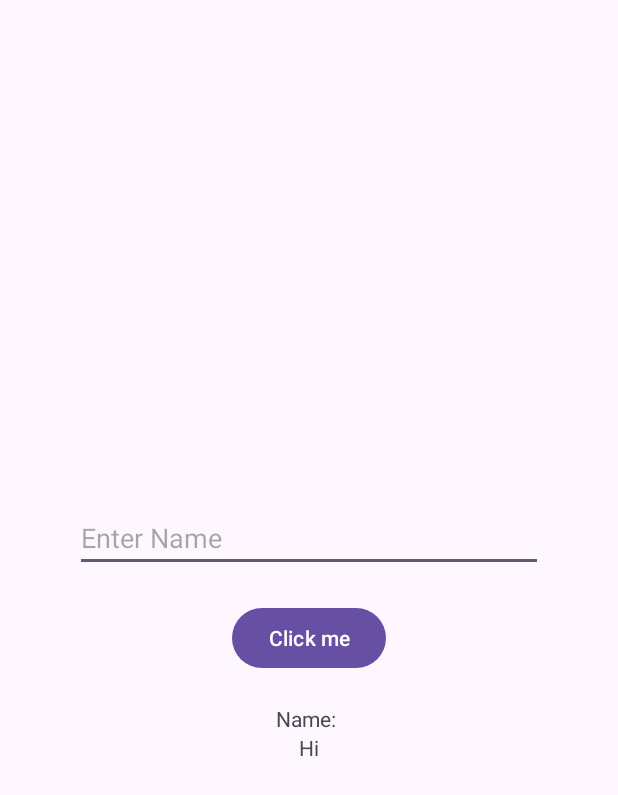
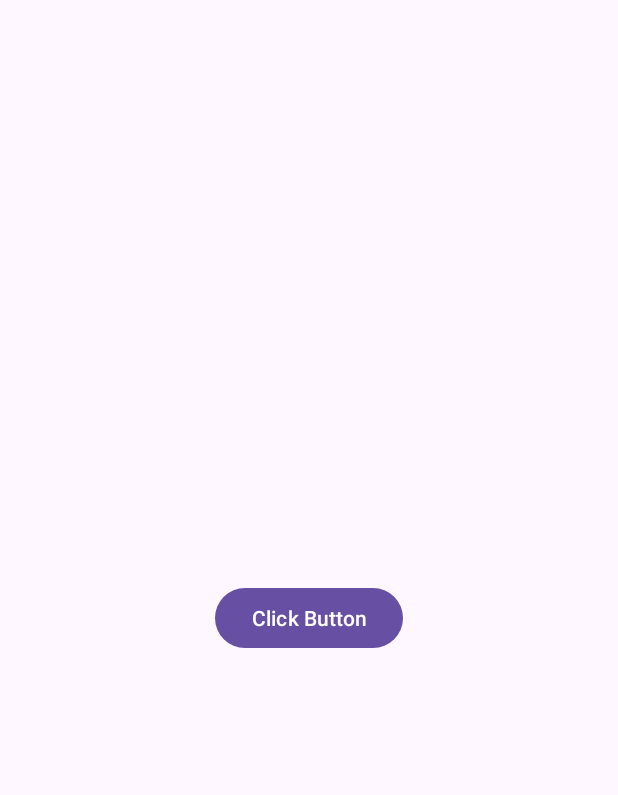
Before and after one commit to Sri-Akshat5/AndroidUIwidgets, an Android app: the screen it shows after launch (ButtonClickEventOne before the commit, CustomToast after it), on a phone screen of 412 x 824 dp. Shown: the top 795 px of the screen. Run offline under Robolectric (Android 15) with nearby library versions, the phone set to English and light mode, and no system bars.

Commit message:
This is my second commit

```diff
--- /dev/null
+++ b/app/src/main/java/com/example/androiduiwidgets/CustomToast.java
@@ -0,0 +1,30 @@
+package com.example.androiduiwidgets;
+
+import androidx.appcompat.app.AppCompatActivity;
+
+import android.os.Bundle;
+import android.view.Gravity;
+import android.view.LayoutInflater;
+import android.widget.Toast;
+
+public class CustomToast extends AppCompatActivity {
+
+    @Override
+    protected void onCreate(Bundle savedInstanceState) {
+        super.onCreate(savedInstanceState);
+        setContentView(R.layout.activity_custom_toast);
+    }
+
+    public void opentoast(View view){
+        LayoutInflater lf = getLayoutInflater();
+
+        android.view.View layout = lf.inflate(R.layout.layoutcustomtoastdesign,findViewById(R.id.cst_toast));
+
+        Toast t = new Toast(getApplicationContext());
+       // t.setGravity(Gravity.CENTER);
+        t.setDuration(Toast.LENGTH_LONG);
+        t.setView(layout);
+        t.show();
+
+    }
+}
--- /dev/null
+++ b/app/src/main/res/drawable/email_24.xml
@@ -0,0 +1,5 @@
+<vector android:height="24dp" android:tint="#000000"
+    android:viewportHeight="24" android:viewportWidth="24"
+    android:width="24dp" xmlns:android="http://schemas.android.com/apk/res/android">
+    <path android:fillColor="@android:color/white" android:pathData="M20,4L4,4c-1.1,0 -1.99,0.9 -1.99,2L2,18c0,1.1 0.9,2 2,2h16c1.1,0 2,-0.9 2,-2L22,6c0,-1.1 -0.9,-2 -2,-2zM20,8l-8,5 -8,-5L4,6l8,5 8,-5v2z"/>
+</vector>
--- /dev/null
+++ b/app/src/main/res/layout/activity_custom_toast.xml
@@ -0,0 +1,18 @@
+<?xml version="1.0" encoding="utf-8"?>
+<LinearLayout xmlns:android="http://schemas.android.com/apk/res/android"
+    xmlns:app="http://schemas.android.com/apk/res-auto"
+    xmlns:tools="http://schemas.android.com/tools"
+    android:layout_width="wrap_content"
+    android:layout_height="wrap_content"
+    tools:context=".CustomToast"
+    android:layout_gravity="center">
+
+    <Button
+        android:layout_width="wrap_content"
+        android:layout_height="wrap_content"
+        android:text="Click Button"
+        android:onClick="opentoast">
+
+    </Button>
+
+</LinearLayout>
--- a/app/src/main/res/values/colors.xml
+++ b/app/src/main/res/values/colors.xml
@@ -2,4 +2,5 @@
 <resources>
     <color name="black">#FF000000</color>
     <color name="white">#FFFFFFFF</color>
+    <color name="toastbg">#92CEFD</color>
 </resources>
```
Also changed, not shown: app/src/main/AndroidManifest.xml (+6 -3 lines), app/src/main/res/layout/layoutcustomtoastdesign.xml (added, +31 -0 lines).
